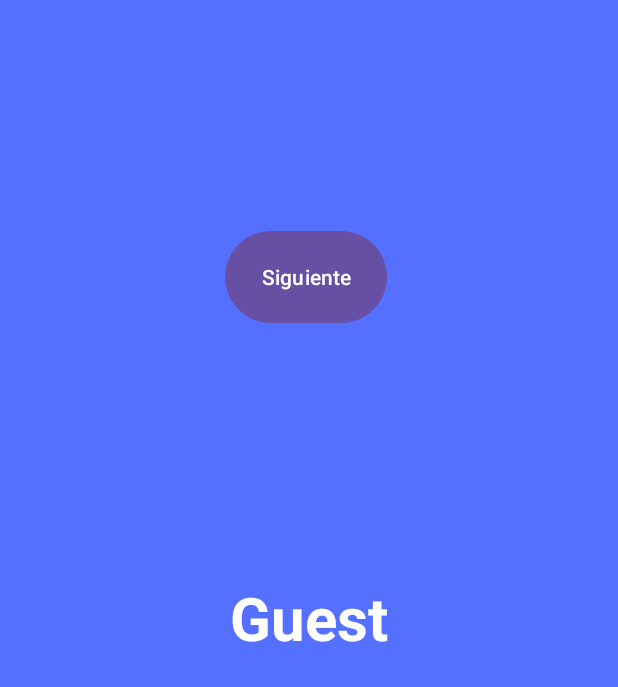
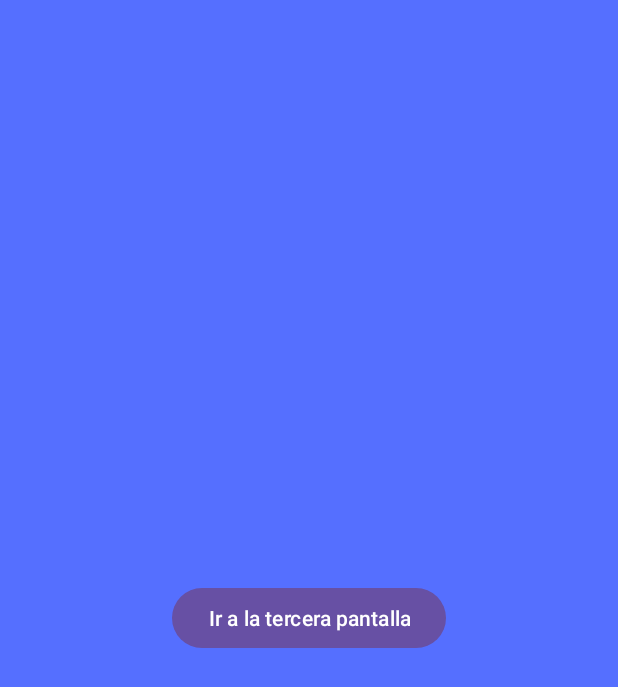
Before and after one commit to cesarct1234/NavigationComponentExample, an Android app: the SecondFragment screen opened through its navigation route, on a phone screen of 412 x 824 dp. Shown: the top 687 px of the screen. Run offline under Robolectric (Android 15) with nearby library versions, the phone set to English and light mode, and no system bars.

Commit message:
Initial commit with Navigation Component setup

```diff
--- a/app/src/main/java/com/cesar/navigationcomponentexample/SecondFragment.kt
+++ b/app/src/main/java/com/cesar/navigationcomponentexample/SecondFragment.kt
@@ -6,24 +6,20 @@ import androidx.fragment.app.Fragment
 import android.view.LayoutInflater
 import android.view.View
 import android.view.ViewGroup
+import android.widget.Button
 import android.widget.TextView
+import androidx.navigation.fragment.findNavController
 import androidx.navigation.fragment.navArgs
 
-class SecondFragment : Fragment() {
-
-    val args:SecondFragmentArgs by navArgs()
-
+class SecondFragment : Fragment(R.layout.fragment_second) {
     override fun onViewCreated(view: View, savedInstanceState: Bundle?) {
         super.onViewCreated(view, savedInstanceState)
-        val name = args.name
-        val tvName = view.findViewById<TextView>(R.id.tvName)
-        tvName.text = name
-    }
 
-    override fun onCreateView(
-        inflater: LayoutInflater, container: ViewGroup?,
-        savedInstanceState: Bundle?
-    ): View? {
-        return inflater.inflate(R.layout.fragment_second, container, false)
+        // Encuentra el botón y configura el evento de clic para navegar al tercer fragmento
+        val btnNavi = view.findViewById<Button>(R.id.btnNavi)
+
+        btnNavi.setOnClickListener {
+            findNavController().navigate(R.id.action_secondFragment_to_thirdFragment)
+        }
     }
 }
--- a/app/src/main/res/layout/fragment_first.xml
+++ b/app/src/main/res/layout/fragment_first.xml
@@ -12,7 +12,7 @@
         android:layout_gravity="center"
         android:layout_width="wrap_content"
         android:layout_height="wrap_content"
-        android:text="Ir al Segundo Fragmento"/>
+        android:text="Ir a la segunda pantalla"/>
 
 
 </FrameLayout>
--- a/app/src/main/res/layout/fragment_second.xml
+++ b/app/src/main/res/layout/fragment_second.xml
@@ -9,19 +9,11 @@
     <Button
         android:id="@+id/btnNavi"
         android:layout_width="wrap_content"
-        android:layout_height="69dp"
-        android:layout_margin="150dp"
-        android:text="Siguiente" />
+        android:layout_height="wrap_content"
+        android:layout_gravity="center"
+        android:text="Ir a la tercera pantalla" />
 
 
-    <TextView
-        android:id="@+id/tvName"
-        android:layout_width="wrap_content"
-        android:layout_height="wrap_content"
-        android:layout_gravity="center"
-        android:textColor="@color/white"
-        android:textStyle="bold"
-        android:textSize="40sp"
-        tools:text="SUSCRIBETE"/>
+
 
 </FrameLayout>
--- a/app/src/main/res/navigation/main_graph.xml
+++ b/app/src/main/res/navigation/main_graph.xml
@@ -20,10 +20,12 @@
         android:id="@+id/secondFragment"
         android:name="com.cesar.navigationcomponentexample.SecondFragment"
         android:label="fragment_second"
-        tools:layout="@layout/fragment_second" >
+        tools:layout="@layout/fragment_second"
+        tools:ignore="ExtraText">
         <action
             android:id="@+id/action_secondFragment_to_thirdFragment"
             app:destination="@id/thirdFragment" />
+
         <argument
             android:name="name"
             app:argType="string"
@@ -34,6 +36,10 @@
         android:name="com.cesar.navigationcomponentexample.ThirdFragment"
         android:label="fragment_third"
         tools:layout="@layout/fragment_third" >
+        <action
+            android:id="@+id/action_thirdFragment_to_firstFragment"
+            app:destination="@id/firstFragment" />
+
         <argument
             android:name="name"
             app:argType="string"
```
Also changed, not shown: app/src/main/java/com/cesar/navigationcomponentexample/ThirdFragment.kt (+10 -11 lines), app/src/main/res/layout/fragment_third.xml (+5 -5 lines).
